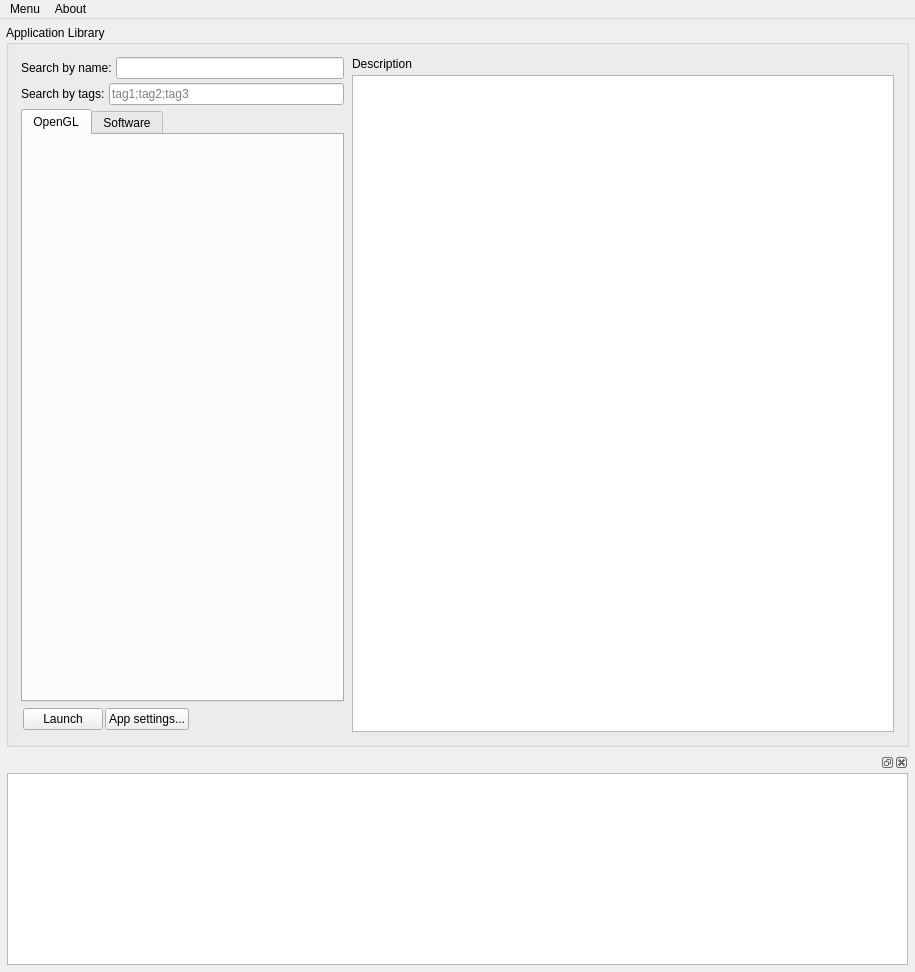
First picture: the form in Core/src/CoreAppWindow.ui, repository ButtonHeck/Ouquitoure, before the edit.
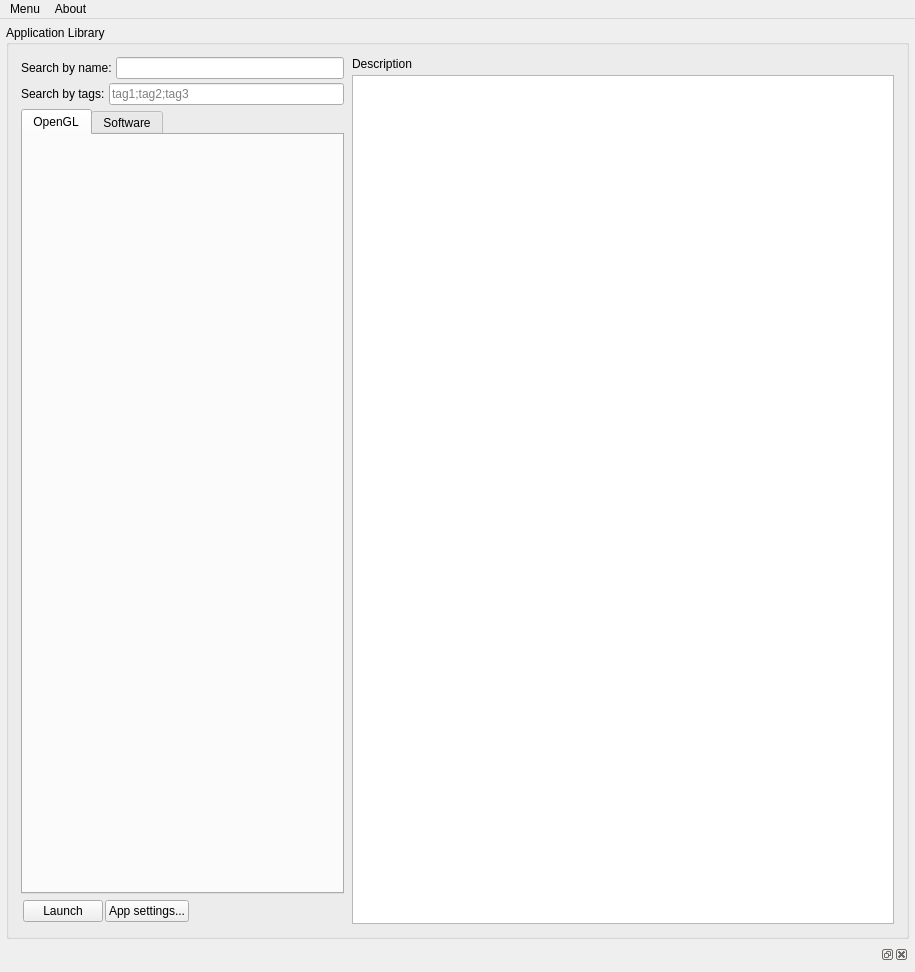
Second picture: the form after the edit. Custom widgets are drawn as their Qt base class.

Commit message: log output to internal window

The edit to the form file:
```diff
--- a/Core/src/CoreAppWindow.ui
+++ b/Core/src/CoreAppWindow.ui
@@ -340,22 +340,6 @@
           <property name="bottomMargin">
            <number>1</number>
           </property>
-          <item>
-           <widget class="QTextEdit" name="logWindow">
-            <property name="sizePolicy">
-             <sizepolicy hsizetype="Expanding" vsizetype="Minimum">
-              <horstretch>0</horstretch>
-              <verstretch>0</verstretch>
-             </sizepolicy>
-            </property>
-            <property name="readOnly">
-             <bool>true</bool>
-            </property>
-            <property name="placeholderText">
-             <string/>
-            </property>
-           </widget>
-          </item>
          </layout>
         </widget>
        </widget>
```
The commit also changes 5 other files.
